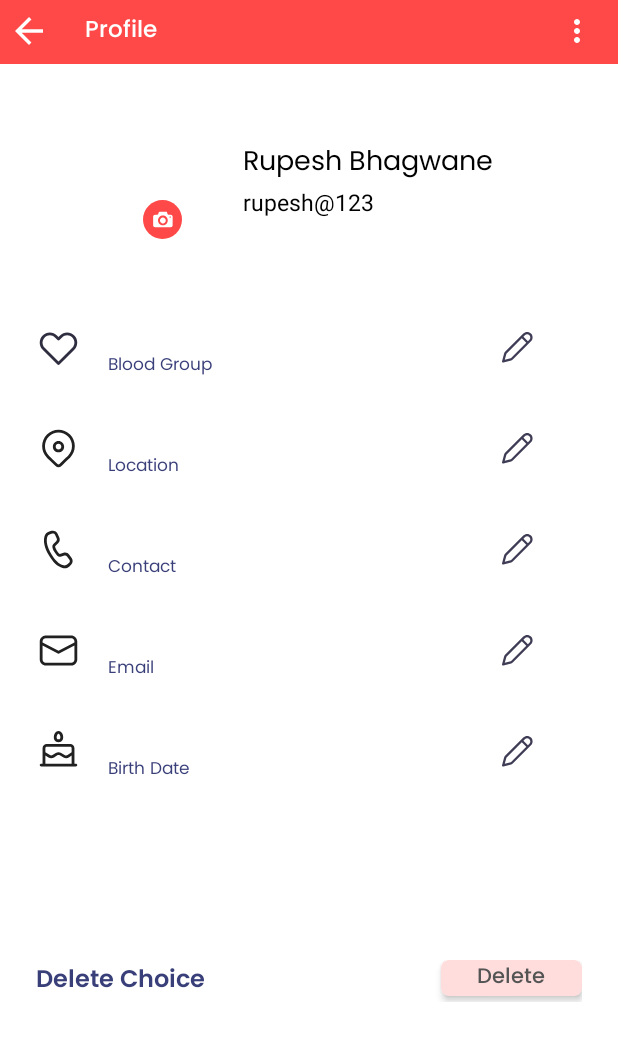
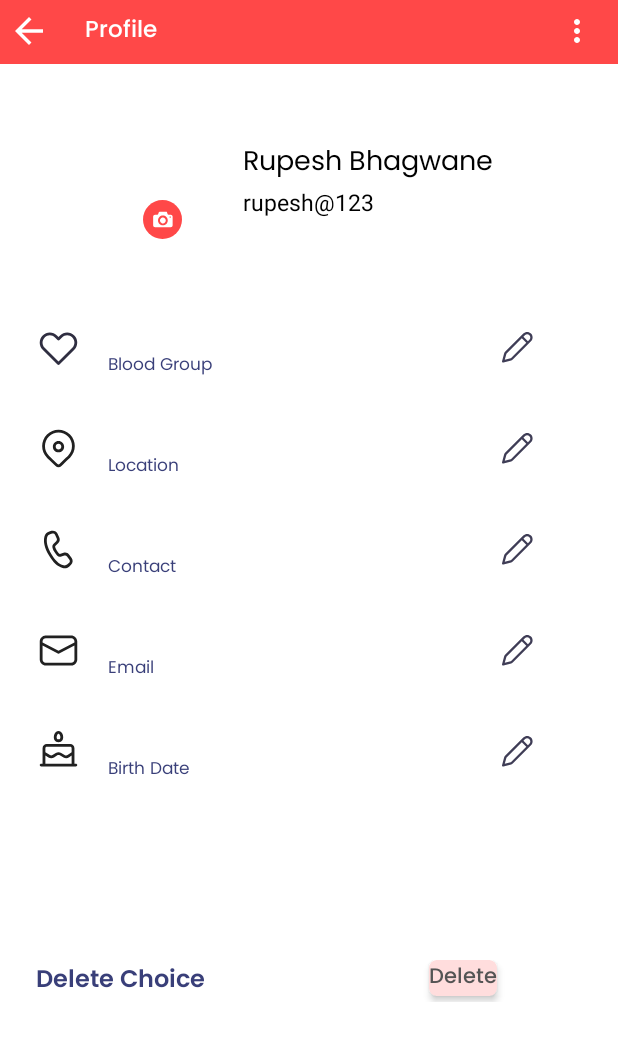
Before and after one commit to rbhagwane123/BloodGeniX, an Android app: the User_Profile_View screen opened directly, with no data from a screen before it, on a phone screen of 412 x 824 dp. Shown: the top 1041 px of the screen. Run offline under Robolectric (Android 15) with nearby library versions, the phone set to English and light mode, and no system bars; our stand-ins replace CircleImageView, Firebase (no records; nobody signed in at launch, a user with empty details on screens opened directly); libraries missing offline, so code that uses them is left out: com.github.drjacky.imagepicker; pictures from the network do not load; 1 statement that could not run was skipped.

Commit message:
This is Blood Donation and Receiving Apk devolped using android and firebase.

```diff
--- a/app/src/main/java/com/example/bloodgenix/activities/DonationForm.java
+++ b/app/src/main/java/com/example/bloodgenix/activities/DonationForm.java
@@ -303,9 +303,9 @@ public class DonationForm extends AppCompatActivity {
         Okay.setOnClickListener(new View.OnClickListener() {
             @Override
             public void onClick(View v) {
-//                Intent search = new Intent(DonationForm.this,BloodDnonorSearch.class);
-//                search.putExtra("Blood Group",bloodGroup.getText().toString());
-//                startActivity(search);
+                Intent dash = new Intent(DonationForm.this,DashBoard_Screen.class);
+                dash.putExtra("profile Values",phoneNumber);
+                startActivity(dash);
                 dialog.dismiss();
             }
         });
--- a/app/src/main/java/com/example/bloodgenix/activities/User_Profile_View.java
+++ b/app/src/main/java/com/example/bloodgenix/activities/User_Profile_View.java
@@ -53,7 +53,7 @@ public class User_Profile_View extends AppCompatActivity implements PopupMenu.On
     LinearLayout bleedLayout;
     String mobileNumber;
     DatePicker Dob;
-    int donorFlag , recipientFlag = 0;
+    int donorFlag =0, recipientFlag = 0;
     boolean updatePic = false;
     Uri profile_uri;
 
@@ -158,8 +158,8 @@ public class User_Profile_View extends AppCompatActivity implements PopupMenu.On
                     Glide.with(User_Profile_View.this).load(_img).into(userProfileImage);
                     if (chckDonor() == 0) {
                         if (chckRecipient() == 0) {
-                            userProfileBlood.setText("Not applied");
-                            userPersonBleed.setText("Not applied");
+//                            userProfileBlood.setText("Not applied");
+//                            userPersonBleed.setText("Not applied");
                         }
                     }
                 }
@@ -440,7 +440,7 @@ public class User_Profile_View extends AppCompatActivity implements PopupMenu.On
 
             @Override
             public void onCancelled(@NonNull DatabaseError error) {
-
+                recipientFlag = 0;
             }
         });
         return recipientFlag;
@@ -459,7 +459,7 @@ public class User_Profile_View extends AppCompatActivity implements PopupMenu.On
                     String _bleed = snapshot2.child(mobileNumber).child("donateMonth").getValue(String.class);
                     String _location = snapshot2.child(mobileNumber).child("donorLocation").getValue(String.class);
                     userProfileBlood.setText(_bloodGroup);
-//                    userProfileLocation.setText(_location);
+                    userProfileLocation.setText(_location);
                     userPersonBleed.setText(_bleed);
 
                     if (_bleed.length() <= 0) {
@@ -477,7 +477,7 @@ public class User_Profile_View extends AppCompatActivity implements PopupMenu.On
 
             @Override
             public void onCancelled(@NonNull DatabaseError error) {
-
+                donorFlag = 0;
             }
         });
         return donorFlag;
--- a/app/src/main/res/layout/activity_user_profile_view.xml
+++ b/app/src/main/res/layout/activity_user_profile_view.xml
@@ -158,7 +158,6 @@
                                 android:layout_width="wrap_content"
                                 android:layout_height="wrap_content"
                                 android:fontFamily="@font/poppins"
-
                                 android:textColor="@color/Header_1"
                                 android:textSize="14sp" />
 
@@ -370,7 +369,7 @@
                     android:orientation="horizontal">
 
                     <TextView
-                        android:layout_width="270dp"
+                        android:layout_width="262dp"
                         android:layout_height="wrap_content"
                         android:fontFamily="@font/poppins_semibold"
                         android:text="Delete Choice"
@@ -378,11 +377,12 @@
                         android:textSize="16sp" />
 
                     <androidx.cardview.widget.CardView
-                        android:layout_width="match_parent"
+                        android:layout_width="wrap_content"
                         android:layout_height="match_parent"
                         app:cardBackgroundColor="@color/irregular_shape_colour"
                         app:cardCornerRadius="5dp"
                         app:cardElevation="3dp"
+                        android:padding="5dp"
                         android:layout_marginBottom="4dp">
                         <TextView
                             android:layout_width="match_parent"
```
